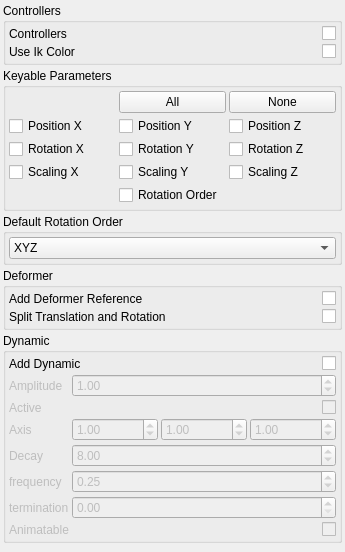
First picture: the form in brigks/systems/chain/widget.ui, repository miquelcampos/brigks, before the edit.
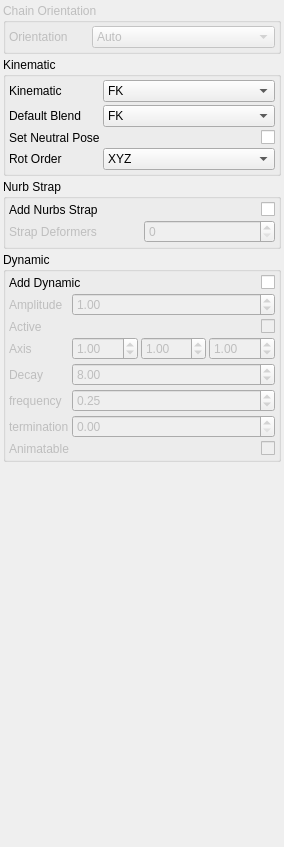
Second picture: the form after the edit.

The edit to the form file:
```diff
--- a/brigks/systems/chain/widget.ui
+++ b/brigks/systems/chain/widget.ui
@@ -1,13 +1,16 @@
 <?xml version="1.0" encoding="UTF-8"?>
 <ui version="4.0">
- <class>BasicUIForm</class>
- <widget class="QWidget" name="BasicUIForm">
+ <class>Form</class>
+ <widget class="QWidget" name="Form">
+  <property name="enabled">
+   <bool>true</bool>
+  </property>
   <property name="geometry">
    <rect>
     <x>0</x>
     <y>0</y>
-    <width>345</width>
-    <height>552</height>
+    <width>284</width>
+    <height>847</height>
    </rect>
   </property>
   <property name="windowTitle">
@@ -22,48 +25,50 @@
    </property>
    <item>
     <widget class="QGroupBox" name="groupBox_3">
+     <property name="enabled">
+      <bool>false</bool>
+     </property>
      <property name="title">
-      <string>Controllers</string>
+      <string>Chain Orientation</string>
      </property>
-     <layout class="QGridLayout" name="gridLayout_2">
-      <property name="margin">
-       <number>3</number>
-      </property>
+     <layout class="QHBoxLayout" name="horizontalLayout">
       <property name="spacing">
        <number>3</number>
       </property>
-      <item row="0" column="0">
-       <widget class="QLabel" name="label_2">
-        <property name="text">
-         <string>Controllers</string>
+      <property name="margin">
+       <number>3</number>
+      </property>
+      <item>
+       <widget class="QLabel" name="label_6">
+        <property name="sizePolicy">
+         <sizepolicy hsizetype="Fixed" vsizetype="Preferred">
+          <horstretch>0</horstretch>
+          <verstretch>0</verstretch>
+         </sizepolicy>
         </property>
-       </widget>
-      </item>
-      <item row="0" column="1">
-       <widget class="QCheckBox" name="uiAddControllers">
-        <property name="layoutDirection">
-         <enum>Qt::RightToLeft</enum>
+        <property name="minimumSize">
+         <size>
+          <width>80</width>
+          <height>0</height>
+         </size>
         </property>
         <property name="text">
-         <string/>
+         <string>Orientation</string>
         </property>
        </widget>
       </item>
-      <item row="1" column="1">
-       <widget class="QCheckBox" name="uiUseIkColor">
-        <property name="layoutDirection">
-         <enum>Qt::RightToLeft</enum>
-        </property>
-        <property name="text">
-         <string/>
-        </property>
-       </widget>
-      </item>
-      <item row="1" column="0">
-       <widget class="QLabel" name="label_3">
-        <property name="text">
-         <string>Use Ik Color</string>
-        </property>
+      <item>
+       <widget class="QComboBox" name="uiOrientation">
+        <item>
+         <property name="text">
+          <string>Auto</string>
+         </property>
+        </item>
+        <item>
+         <property name="text">
+          <string>Guide</string>
+         </property>
+        </item>
        </widget>
       </item>
      </layout>
@@ -72,7 +77,7 @@
    <item>
     <widget class="QGroupBox" name="groupBox">
      <property name="title">
-      <string>Keyable Parameters</string>
+      <string>Kinematic</string>
      </property>
      <layout class="QGridLayout" name="gridLayout">
       <property name="margin">
@@ -81,106 +86,77 @@
       <property name="spacing">
        <number>3</number>
       </property>
-      <item row="3" column="1">
-       <widget class="QCheckBox" name="uiScly">
-        <property name="text">
-         <string>Scaling Y</string>
+      <item row="0" column="0">
+       <widget class="QLabel" name="label">
+        <property name="sizePolicy">
+         <sizepolicy hsizetype="Fixed" vsizetype="Preferred">
+          <horstretch>0</horstretch>
+          <verstretch>0</verstretch>
+         </sizepolicy>
         </property>
-       </widget>
-      </item>
-      <item row="3" column="0">
-       <widget class="QCheckBox" name="uiSclx">
         <property name="text">
-         <string>Scaling X</string>
+         <string>Kinematic</string>
         </property>
        </widget>
       </item>
-      <item row="3" column="2">
-       <widget class="QCheckBox" name="uiSclz">
-        <property name="text">
-         <string>Scaling Z</string>
-        </property>
+      <item row="0" column="1">
+       <widget class="QComboBox" name="uiKinematic">
+        <item>
+         <property name="text">
+          <string>FK</string>
+         </property>
+        </item>
+        <item>
+         <property name="text">
+          <string>IK</string>
+         </property>
+        </item>
+        <item>
+         <property name="text">
+          <string>FK/IK</string>
+         </property>
+        </item>
        </widget>
       </item>
       <item row="1" column="0">
-       <widget class="QCheckBox" name="uiPosx">
+       <widget class="QLabel" name="label_2">
         <property name="text">
-         <string>Position X</string>
+         <string>Default Blend</string>
         </property>
        </widget>
       </item>
       <item row="1" column="1">
-       <widget class="QCheckBox" name="uiPosy">
-        <property name="text">
-         <string>Position Y</string>
-        </property>
-       </widget>
-      </item>
-      <item row="0" column="2">
-       <widget class="QPushButton" name="uiKeyableNoneBTN">
-        <property name="text">
-         <string>None</string>
-        </property>
-       </widget>
-      </item>
-      <item row="0" column="1">
-       <widget class="QPushButton" name="uiKeyableAllBTN">
-        <property name="text">
-         <string>All</string>
-        </property>
-       </widget>
-      </item>
-      <item row="2" column="2">
-       <widget class="QCheckBox" name="uiRotz">
-        <property name="text">
-         <string>Rotation Z</string>
-        </property>
+       <widget class="QComboBox" name="uiBlend">
+        <item>
+         <property name="text">
+          <string>FK</string>
+         </property>
+        </item>
+        <item>
+         <property name="text">
+          <string>IK</string>
+         </property>
+        </item>
        </widget>
       </item>
       <item row="2" column="1">
-       <widget class="QCheckBox" name="uiRoty">
+       <widget class="QCheckBox" name="uiSetNeutralPose">
+        <property name="layoutDirection">
+         <enum>Qt::RightToLeft</enum>
+        </property>
         <property name="text">
-         <string>Rotation Y</string>
+         <string/>
         </property>
        </widget>
       </item>
       <item row="2" column="0">
-       <widget class="QCheckBox" name="uiRotx">
+       <widget class="QLabel" name="label_4">
         <property name="text">
-         <string>Rotation X</string>
+         <string>Set Neutral Pose</string>
         </property>
        </widget>
       </item>
-      <item row="1" column="2">
-       <widget class="QCheckBox" name="uiPosz">
-        <property name="text">
-         <string>Position Z</string>
-        </property>
-       </widget>
-      </item>
-      <item row="4" column="1">
-       <widget class="QCheckBox" name="uiRotorder">
-        <property name="text">
-         <string>Rotation Order</string>
-        </property>
-       </widget>
-      </item>
-     </layout>
-    </widget>
-   </item>
-   <item>
-    <widget class="QGroupBox" name="groupBox_5">
-     <property name="title">
-      <string>Default Rotation Order</string>
-     </property>
-     <layout class="QVBoxLayout" name="verticalLayout">
-      <property name="spacing">
-       <number>3</number>
-      </property>
-      <property name="margin">
-       <number>3</number>
-      </property>
-      <item>
+      <item row="3" column="1">
        <widget class="QComboBox" name="uiDefaultRotationOrder">
         <item>
          <property name="text">
@@ -214,40 +190,37 @@
         </item>
        </widget>
       </item>
+      <item row="3" column="0">
+       <widget class="QLabel" name="label_7">
+        <property name="text">
+         <string>Rot Order</string>
+        </property>
+       </widget>
+      </item>
      </layout>
     </widget>
    </item>
    <item>
     <widget class="QGroupBox" name="groupBox_2">
      <property name="title">
-      <string>Deformer</string>
+      <string>Nurb Strap</string>
      </property>
-     <layout class="QGridLayout" name="gridLayout_3">
+     <layout class="QGridLayout" name="gridLayout_4">
       <property name="margin">
        <number>3</number>
       </property>
       <property name="spacing">
        <number>3</number>
       </property>
-      <item row="0" column="1">
-       <widget class="QCheckBox" name="uiAddDeformerReferences">
-        <property name="layoutDirection">
-         <enum>Qt::RightToLeft</enum>
-        </property>
-        <property name="text">
-         <string/>
-        </property>
-       </widget>
-      </item>
       <item row="0" column="0">
-       <widget class="QLabel" name="label">
+       <widget class="QLabel" name="label_5">
         <property name="text">
-         <string>Add Deformer Reference</string>
+         <string>Add Nurbs Strap</string>
         </property>
        </widget>
       </item>
-      <item row="1" column="1">
-       <widget class="QCheckBox" name="uiSplitRotation">
+      <item row="0" column="1">
+       <widget class="QCheckBox" name="uiStrap">
         <property name="layoutDirection">
          <enum>Qt::RightToLeft</enum>
         </property>
@@ -257,9 +230,19 @@
        </widget>
       </item>
       <item row="1" column="0">
-       <widget class="QLabel" name="label_4">
+       <widget class="QLabel" name="uiStrapDeformersLBL">
+        <property name="enabled">
+         <bool>false</bool>
+        </property>
         <property name="text">
-         <string>Split Translation and Rotation</string>
+         <string>Strap Deformers</string>
+        </property>
+       </widget>
+      </item>
+      <item row="1" column="1">
+       <widget class="QSpinBox" name="uiStrapDeformers">
+        <property name="enabled">
+         <bool>false</bool>
         </property>
        </widget>
       </item>
@@ -277,7 +260,7 @@
      <property name="title">
       <string>Dynamic</string>
      </property>
-     <layout class="QGridLayout" name="gridLayout_4">
+     <layout class="QGridLayout" name="gridLayout_3">
       <property name="margin">
        <number>3</number>
       </property>
@@ -285,7 +268,7 @@
        <number>3</number>
       </property>
       <item row="0" column="0">
-       <widget class="QLabel" name="label_5">
+       <widget class="QLabel" name="label_3">
         <property name="text">
          <string>Add Dynamic</string>
         </property>
@@ -306,7 +289,7 @@
         <property name="enabled">
          <bool>false</bool>
         </property>
-        <layout class="QGridLayout" name="gridLayout_5">
+        <layout class="QGridLayout" name="gridLayout_2">
          <property name="margin">
           <number>0</number>
          </property>
@@ -496,6 +479,13 @@
            </property>
           </widget>
          </item>
+         <item row="2" column="0">
+          <widget class="QLabel" name="label_9">
+           <property name="text">
+            <string>Axis</string>
+           </property>
+          </widget>
+         </item>
          <item row="2" column="1">
           <layout class="QHBoxLayout" name="horizontalLayout_2">
            <item>
@@ -530,13 +520,6 @@
            </item>
           </layout>
          </item>
-         <item row="2" column="0">
-          <widget class="QLabel" name="label_6">
-           <property name="text">
-            <string>Axis</string>
-           </property>
-          </widget>
-         </item>
         </layout>
        </widget>
       </item>
```
Left out of the diff: 51 changed lines with no effect on the pictures.
